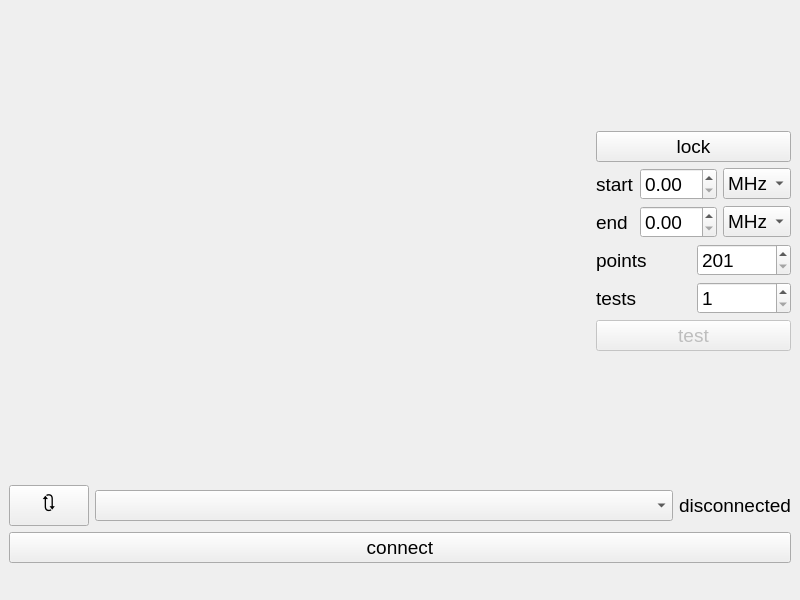
This is mainwindow.ui in NoneType4Name/ReturnLossAnalyzer as Qt 5 draws it before an edit. The edited form follows.
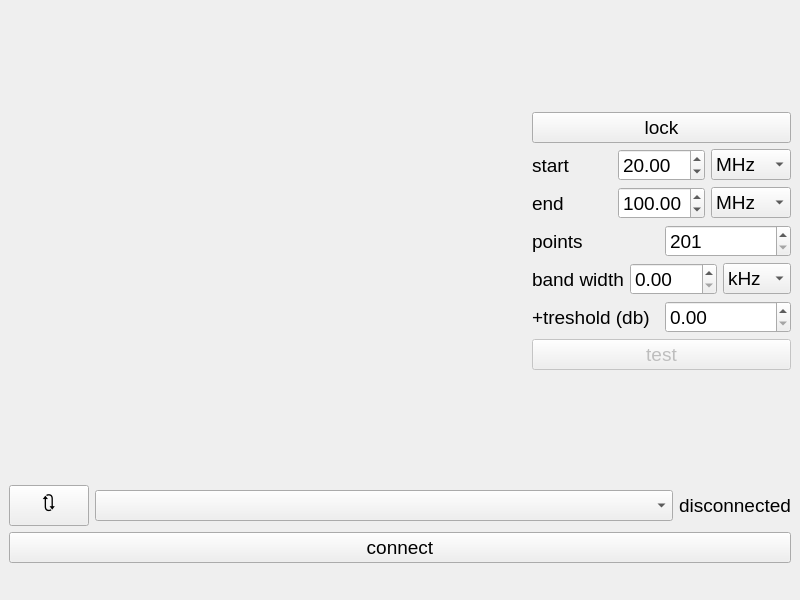
This is the edited form.

Commit message: added working ui, begin of alg

```diff
--- a/mainwindow.ui
+++ b/mainwindow.ui
@@ -81,6 +81,12 @@
               <pointsize>14</pointsize>
              </font>
             </property>
+            <property name="maximum">
+             <double>999.990000000000009</double>
+            </property>
+            <property name="value">
+             <double>20.000000000000000</double>
+            </property>
            </widget>
           </item>
           <item>
@@ -141,6 +147,12 @@
               <pointsize>14</pointsize>
              </font>
             </property>
+            <property name="maximum">
+             <double>999.990000000000009</double>
+            </property>
+            <property name="value">
+             <double>100.000000000000000</double>
+            </property>
            </widget>
           </item>
           <item>
@@ -221,20 +233,83 @@
              </font>
             </property>
             <property name="text">
-             <string>tests</string>
+             <string>band width</string>
             </property>
            </widget>
           </item>
           <item>
-           <widget class="QSpinBox" name="TestSpinBox">
+           <widget class="QDoubleSpinBox" name="bandWidthDoubleSpinBox">
             <property name="font">
              <font>
               <pointsize>14</pointsize>
              </font>
             </property>
-            <property name="minimum">
+            <property name="maximum">
+             <double>999.990000000000009</double>
+            </property>
+           </widget>
+          </item>
+          <item>
+           <widget class="QComboBox" name="bandWidthComboBox">
+            <property name="font">
+             <font>
+              <pointsize>14</pointsize>
+             </font>
+            </property>
+            <property name="cursor">
+             <cursorShape>PointingHandCursor</cursorShape>
+            </property>
+            <property name="currentIndex">
              <number>1</number>
             </property>
+            <item>
+             <property name="text">
+              <string>Hz</string>
+             </property>
+            </item>
+            <item>
+             <property name="text">
+              <string>kHz</string>
+             </property>
+            </item>
+            <item>
+             <property name="text">
+              <string>MHz</string>
+             </property>
+            </item>
+            <item>
+             <property name="text">
+              <string>GHz</string>
+             </property>
+            </item>
+           </widget>
+          </item>
+         </layout>
+        </item>
+        <item>
+         <layout class="QHBoxLayout" name="horizontalLayout_7">
+          <item>
+           <widget class="QLabel" name="label_5">
+            <property name="font">
+             <font>
+              <pointsize>14</pointsize>
+             </font>
+            </property>
+            <property name="text">
+             <string>+treshold (db)</string>
+            </property>
+           </widget>
+          </item>
+          <item>
+           <widget class="QDoubleSpinBox" name="tresholdDoubleSpinBox">
+            <property name="font">
+             <font>
+              <pointsize>14</pointsize>
+             </font>
+            </property>
+            <property name="maximum">
+             <double>99.000000000000000</double>
+            </property>
            </widget>
           </item>
          </layout>
```
Left out of the diff: 2 changed lines with no effect on the pictures. The commit also changes 6 other files.
